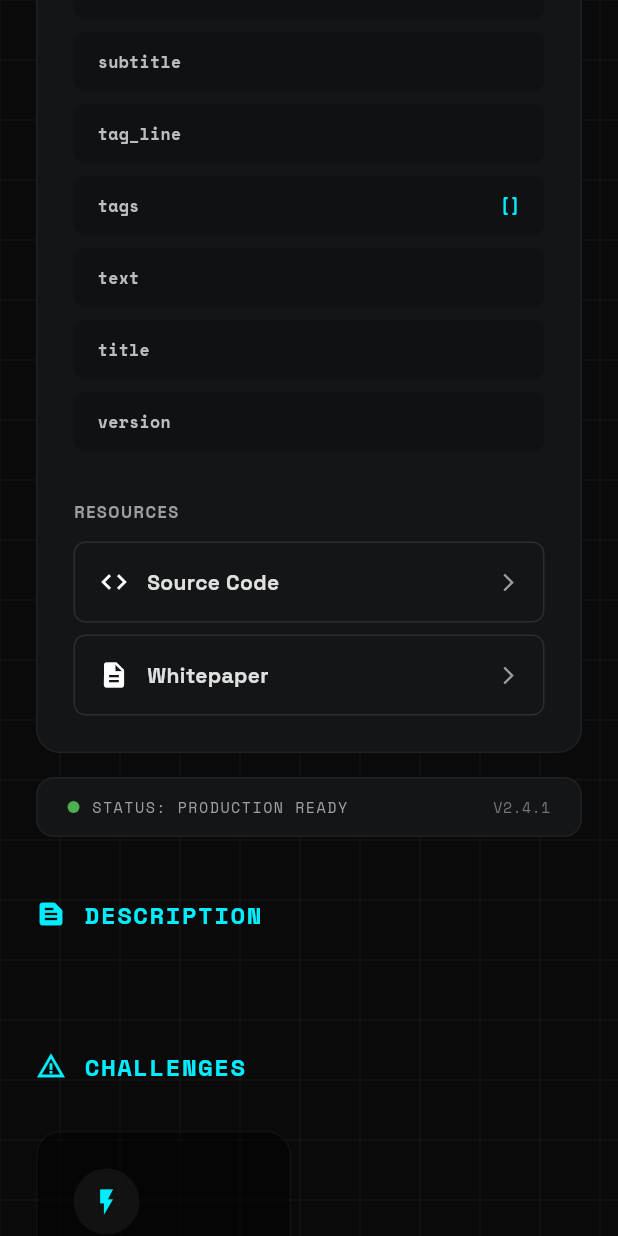
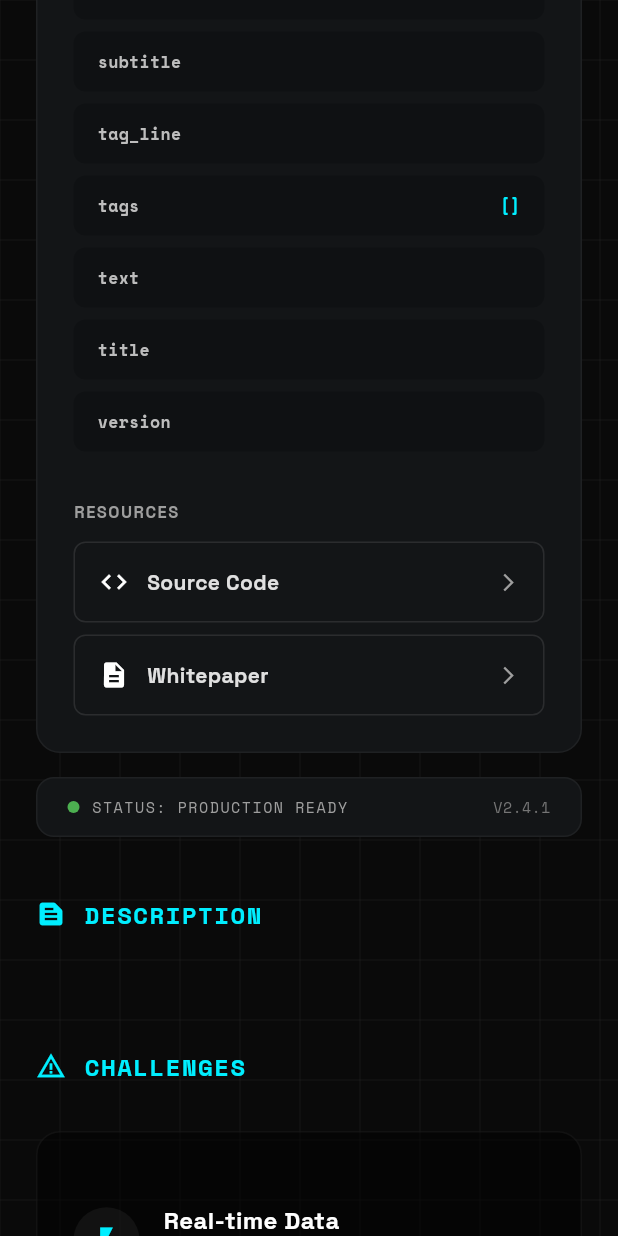
Before and after one commit to Asiful600w/Portfolio, a Flutter app: the _MobileProjectDetails screen opened directly with empty values, scrolled down 2304 dp, on a phone screen of 412 x 824 dp. Run offline on Flutter 3.47's test engine with Material 3 defaults, Android fonts, the phone set to English and light mode, and no system bars; our stand-ins replace flutter_animate, google_fonts, supabase_flutter, visibility_detector; missing offline and left inert: system; accounts and stored records are empty; network calls fail.

Commit message:
Fix: Correct mobile carousel aspect ratio and Challenges section overflow

```diff
--- a/lib/screens/project_details_screen.dart
+++ b/lib/screens/project_details_screen.dart
@@ -468,14 +468,18 @@ class _MobileCarousel extends StatelessWidget {
   @override
   Widget build(BuildContext context) {
     return PageView.builder(
-      controller: PageController(viewportFraction: 0.9),
+      controller: PageController(viewportFraction: 0.85), // similar to desktop
       itemCount: images.length,
       itemBuilder: (context, index) {
-        return Padding(
+        return Center(
+          child: Padding(
             padding: const EdgeInsets.symmetric(horizontal: 8.0),
+            child: AspectRatio(
+              aspectRatio: 9 / 17.5, // Match desktop aspect ratio
               child: Container(
                 decoration: BoxDecoration(
-              borderRadius: BorderRadius.circular(16),
+                  borderRadius:
+                      BorderRadius.circular(20), // Slightly rounded like phone
                   boxShadow: [
                     BoxShadow(
                       color: Colors.black.withValues(alpha: 0.5),
@@ -485,7 +489,7 @@ class _MobileCarousel extends StatelessWidget {
                   ],
                 ),
                 child: ClipRRect(
-              borderRadius: BorderRadius.circular(16),
+                  borderRadius: BorderRadius.circular(20),
                   child: Image.network(
                     images[index],
                     fit: BoxFit.cover,
@@ -494,6 +498,8 @@ class _MobileCarousel extends StatelessWidget {
                       child: const Center(
                         child: Icon(Icons.broken_image,
                             color: Colors.white24, size: 40),
+                      ),
+                    ),
                   ),
                 ),
               ),
@@ -1264,12 +1270,15 @@ class _ChallengesSection extends StatelessWidget {
       children: [
         _SectionTitle(icon: Icons.warning_amber, title: "CHALLENGES"),
         const SizedBox(height: 32),
-        GridView.builder(
+        LayoutBuilder(
+          builder: (context, constraints) {
+            final isMobile = constraints.maxWidth < 600;
+            return GridView.builder(
               shrinkWrap: true,
               physics: const NeverScrollableScrollPhysics(),
-          gridDelegate: const SliverGridDelegateWithFixedCrossAxisCount(
-            crossAxisCount: 2,
-            childAspectRatio: 1.8, // Increased to reduce height
+              gridDelegate: SliverGridDelegateWithFixedCrossAxisCount(
+                crossAxisCount: isMobile ? 1 : 2,
+                childAspectRatio: isMobile ? 2.5 : 1.8,
                 crossAxisSpacing: 24,
                 mainAxisSpacing: 16,
               ),
@@ -1284,10 +1293,10 @@ class _ChallengesSection extends StatelessWidget {
                   decoration: BoxDecoration(
                     color: Colors.black.withValues(alpha: 0.5),
                     borderRadius: BorderRadius.circular(16),
-                border: Border.all(color: Colors.white.withValues(alpha: 0.05)),
+                    border:
+                        Border.all(color: Colors.white.withValues(alpha: 0.05)),
                   ),
-              child: Column(
-                crossAxisAlignment: CrossAxisAlignment.start,
+                  child: Row(
                     children: [
                       Container(
                         width: 44,
@@ -1299,7 +1308,12 @@ class _ChallengesSection extends StatelessWidget {
                         alignment: Alignment.center,
                         child: Icon(icon, color: AppColors.primary, size: 20),
                       ),
-                  const SizedBox(height: 16),
+                      const SizedBox(width: 16),
+                      Expanded(
+                        child: Column(
+                          crossAxisAlignment: CrossAxisAlignment.start,
+                          mainAxisAlignment: MainAxisAlignment.center,
+                          children: [
                             Text(
                               item['title'] ?? "Challenge",
                               style: const TextStyle(
@@ -1312,15 +1326,20 @@ class _ChallengesSection extends StatelessWidget {
                             Text(
                               item['description'] ?? "",
                               style: TextStyle(
-                      fontSize: 14,
+                                fontSize: 13, // Slightly smaller
                                 color: Colors.grey[500],
-                      height: 1.5,
+                                height: 1.4,
                               ),
-                    maxLines: 3,
+                              maxLines: 2,
                               overflow: TextOverflow.ellipsis,
                             ),
                           ],
                         ),
+                      ),
+                    ],
+                  ),
+                );
+              },
             );
           },
         ),
```
Lines whose indentation alone changed are shown as unchanged.
